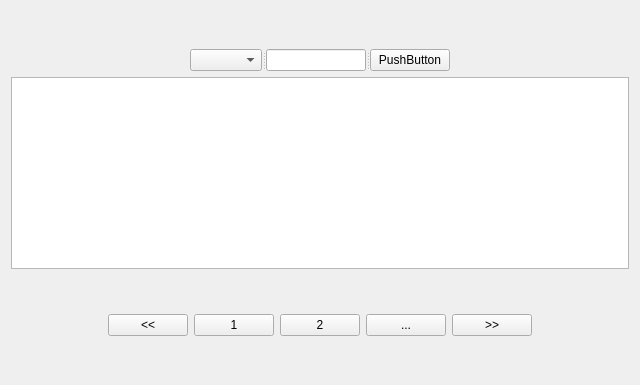
Qt form ui/usereducationinfoapplicationwidget.ui (ZIBA99/BlueButton_Client) before a commit.
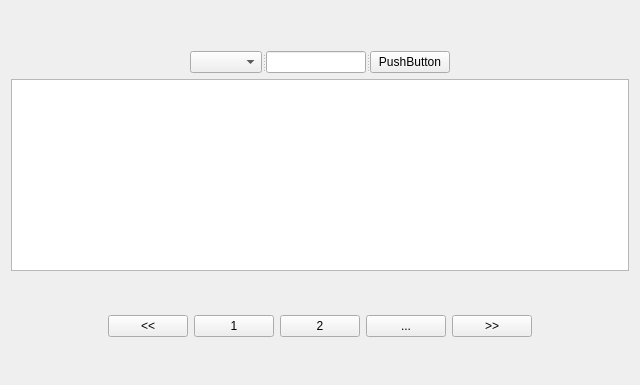
The same form after that commit.

What changed in the file:
```diff
--- a/ui/usereducationinfoapplicationwidget.ui
+++ b/ui/usereducationinfoapplicationwidget.ui
@@ -14,21 +14,8 @@
    <string>Form</string>
   </property>
   <layout class="QGridLayout" name="gridLayout">
-   <item row="0" column="0">
+   <item row="1" column="0">
     <layout class="QVBoxLayout" name="verticalLayout_2">
-     <item>
-      <spacer name="verticalSpacer">
-       <property name="orientation">
-        <enum>Qt::Orientation::Vertical</enum>
-       </property>
-       <property name="sizeHint" stdset="0">
-        <size>
-         <width>20</width>
-         <height>18</height>
-        </size>
-       </property>
-      </spacer>
-     </item>
      <item>
       <layout class="QVBoxLayout" name="verticalLayout">
        <item>
@@ -177,6 +164,22 @@
      </item>
     </layout>
    </item>
+   <item row="0" column="0">
+    <spacer name="verticalSpacer">
+     <property name="orientation">
+      <enum>Qt::Orientation::Vertical</enum>
+     </property>
+     <property name="sizeType">
+      <enum>QSizePolicy::Policy::Maximum</enum>
+     </property>
+     <property name="sizeHint" stdset="0">
+      <size>
+       <width>20</width>
+       <height>40</height>
+      </size>
+     </property>
+    </spacer>
+   </item>
   </layout>
  </widget>
  <resources/>
```
